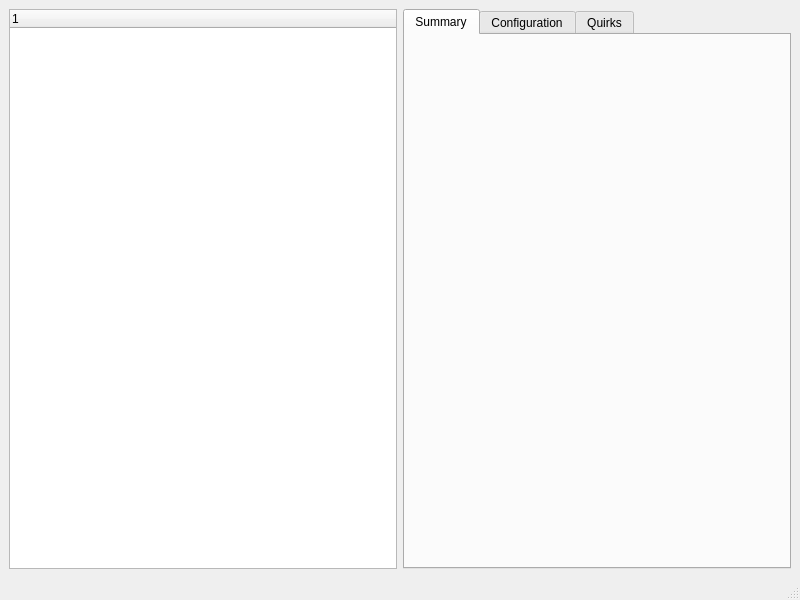
Old version of the form devicedb.ui in the repository OpenZWave/ozw-admin.
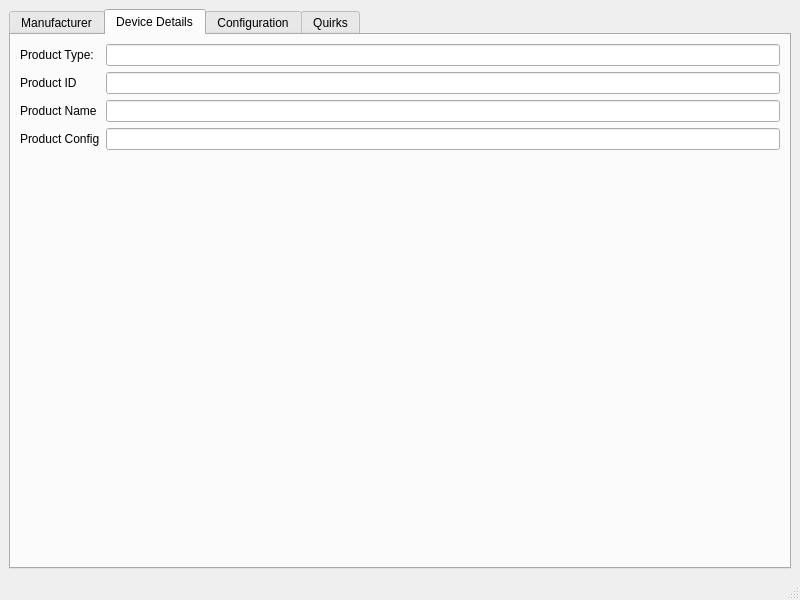
New version of the form. The open tabs and pages were chosen to show the change.

Commit message: more work on reading the XML config files...

Patch:
```diff
--- a/devicedb.ui
+++ b/devicedb.ui
@@ -15,15 +15,6 @@
   </property>
   <widget class="QWidget" name="centralwidget">
    <layout class="QHBoxLayout" name="horizontalLayout">
-    <item>
-     <widget class="QTreeWidget" name="DeviceTreeList">
-      <column>
-       <property name="text">
-        <string notr="true">1</string>
-       </property>
-      </column>
-     </widget>
-    </item>
     <item>
      <widget class="QTabWidget" name="DeviceDetails">
       <property name="currentIndex">
@@ -31,10 +22,69 @@
       </property>
       <widget class="QWidget" name="Summary">
        <attribute name="title">
-        <string>Summary</string>
+        <string>Manufacturer</string>
        </attribute>
       </widget>
-      <widget class="QWidget" name="Config">
+      <widget class="QWidget" name="ProductSummary">
+       <attribute name="title">
+        <string>Device Details</string>
+       </attribute>
+       <layout class="QFormLayout" name="formLayout_2">
+        <item row="0" column="0">
+         <widget class="QLabel" name="label_3">
+          <property name="text">
+           <string>Product Type:</string>
+          </property>
+         </widget>
+        </item>
+        <item row="0" column="1">
+         <widget class="QLineEdit" name="ptype">
+          <property name="readOnly">
+           <bool>true</bool>
+          </property>
+         </widget>
+        </item>
+        <item row="1" column="0">
+         <widget class="QLabel" name="label_4">
+          <property name="text">
+           <string>Product ID</string>
+          </property>
+         </widget>
+        </item>
+        <item row="2" column="0">
+         <widget class="QLabel" name="label_5">
+          <property name="text">
+           <string>Product Name</string>
+          </property>
+         </widget>
+        </item>
+        <item row="3" column="0">
+         <widget class="QLabel" name="label_6">
+          <property name="text">
+           <string>Product Config</string>
+          </property>
+         </widget>
+        </item>
+        <item row="1" column="1">
+         <widget class="QLineEdit" name="pid">
+          <property name="readOnly">
+           <bool>true</bool>
+          </property>
+         </widget>
+        </item>
+        <item row="2" column="1">
+         <widget class="QLineEdit" name="pname"/>
+        </item>
+        <item row="3" column="1">
+         <widget class="QLineEdit" name="pconfig">
+          <property name="readOnly">
+           <bool>true</bool>
+          </property>
+         </widget>
+        </item>
+       </layout>
+      </widget>
+      <widget class="QWidget" name="ProductConfig">
        <attribute name="title">
         <string>Configuration</string>
        </attribute>
```
Left out of the diff: 38 changed lines with no effect on the pictures. The commit also changes 12 other files.
